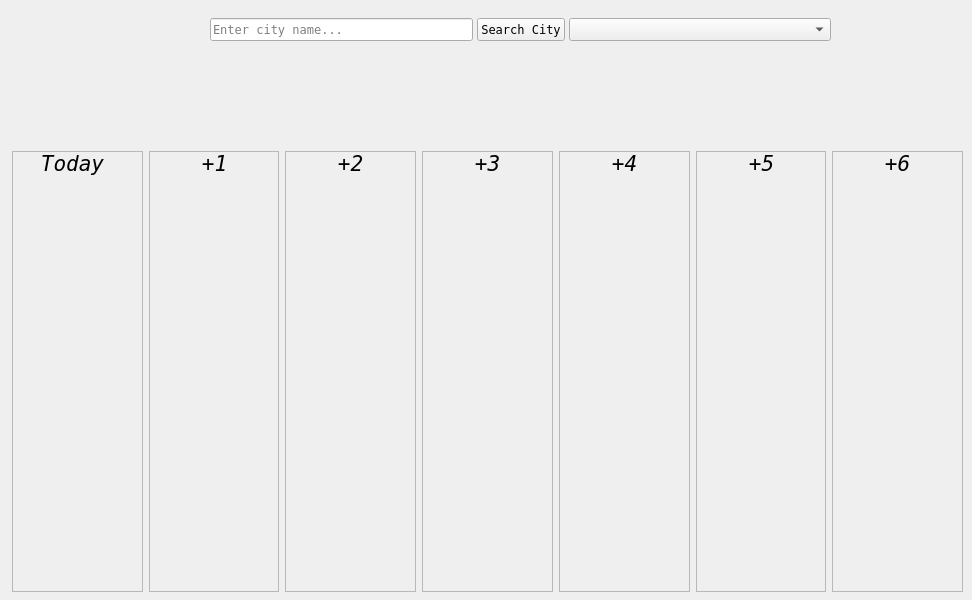
The window that srcs/mainwindow.ui (putguigz/CityWeather) describes before a commit, drawn with Qt 5.
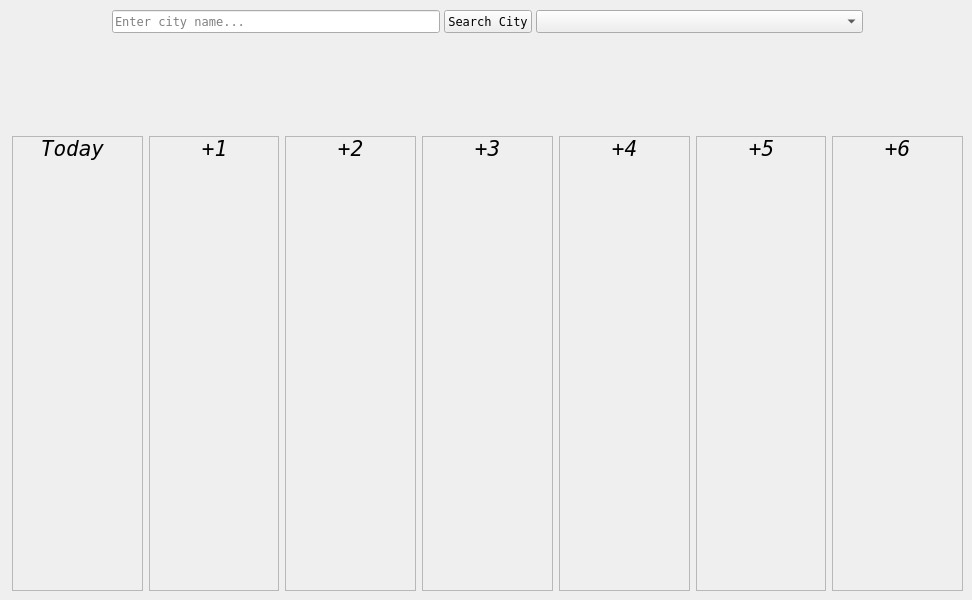
The same window after the commit.

What changed in the file:
```diff
--- a/srcs/mainwindow.ui
+++ b/srcs/mainwindow.ui
@@ -10,6 +10,12 @@
     <height>600</height>
    </rect>
   </property>
+  <property name="sizePolicy">
+   <sizepolicy hsizetype="Preferred" vsizetype="Preferred">
+    <horstretch>0</horstretch>
+    <verstretch>0</verstretch>
+   </sizepolicy>
+  </property>
   <property name="windowTitle">
    <string>MainWindow</string>
   </property>
@@ -20,19 +26,33 @@
      <verstretch>0</verstretch>
     </sizepolicy>
    </property>
-   <widget class="QWidget" name="layoutWidget">
+   <property name="autoFillBackground">
+    <bool>false</bool>
+   </property>
+   <widget class="QWidget" name="">
     <property name="geometry">
      <rect>
-      <x>210</x>
+      <x>12</x>
       <y>10</y>
-      <width>621</width>
-      <height>39</height>
+      <width>951</width>
+      <height>581</height>
      </rect>
     </property>
+    <layout class="QGridLayout" name="gridLayout" rowstretch="1,3,15">
+     <property name="verticalSpacing">
+      <number>6</number>
+     </property>
+     <item row="0" column="0">
     <layout class="QHBoxLayout" name="horizontalLayout">
      <property name="spacing">
       <number>4</number>
      </property>
+       <property name="leftMargin">
+        <number>100</number>
+       </property>
+       <property name="rightMargin">
+        <number>100</number>
+       </property>
      <item>
       <widget class="QLineEdit" name="searchBar">
        <property name="font">
@@ -79,16 +99,9 @@
       </widget>
      </item>
     </layout>
-   </widget>
+     </item>
+     <item row="1" column="0">
    <widget class="QLabel" name="currentCity">
-    <property name="geometry">
-     <rect>
-      <x>250</x>
-      <y>100</y>
-      <width>501</width>
-      <height>20</height>
-     </rect>
-    </property>
     <property name="sizePolicy">
      <sizepolicy hsizetype="Preferred" vsizetype="Preferred">
       <horstretch>0</horstretch>
@@ -114,15 +127,8 @@
      <set>Qt::AlignCenter</set>
     </property>
    </widget>
-   <widget class="QWidget" name="layoutWidget">
-    <property name="geometry">
-     <rect>
-      <x>12</x>
-      <y>151</y>
-      <width>951</width>
-      <height>441</height>
-     </rect>
-    </property>
+     </item>
+     <item row="2" column="0">
     <layout class="QHBoxLayout" name="tilesLayout">
      <item>
       <widget class="QFrame" name="frame">
@@ -1103,6 +1109,8 @@
         </layout>
        </widget>
       </widget>
+       </item>
+      </layout>
      </item>
     </layout>
    </widget>
```
Lines whose indentation alone changed are shown as unchanged.
